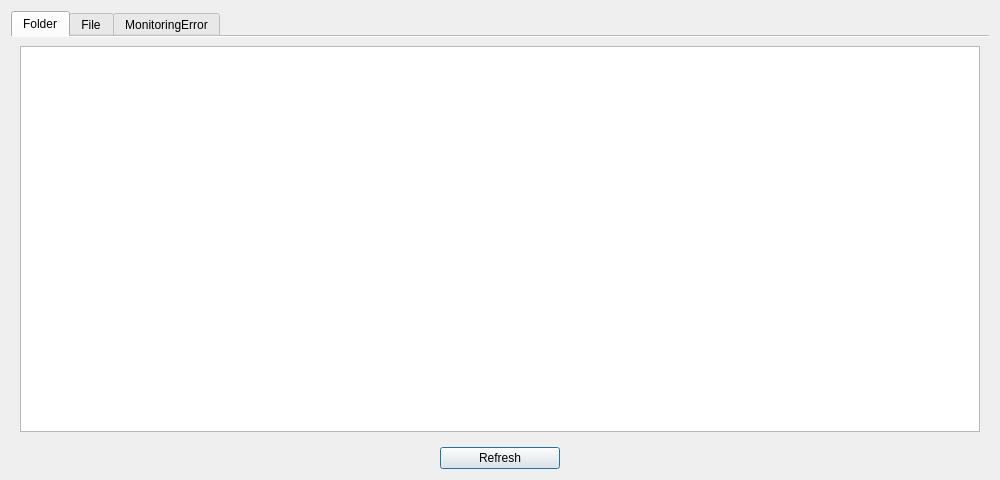
First picture: the form in Gui/Dialogs/DialogDebugFileMonitor.ui, repository fxdeniz/NeSync, before the edit.
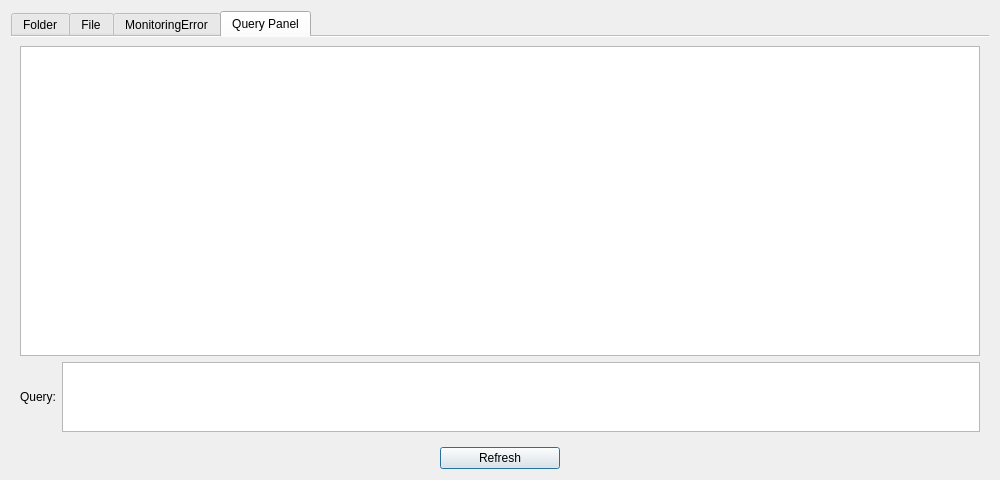
Second picture: the form after the edit.

Commit message: QueryPanel added to `DialogDebugFileMonitor`

Diff of the .ui file:
```diff
--- a/Gui/Dialogs/DialogDebugFileMonitor.ui
+++ b/Gui/Dialogs/DialogDebugFileMonitor.ui
@@ -23,7 +23,7 @@
    <item>
     <widget class="QTabWidget" name="tabWidget">
      <property name="currentIndex">
-      <number>0</number>
+      <number>3</number>
      </property>
      <property name="documentMode">
       <bool>true</bool>
@@ -66,6 +66,30 @@
        </item>
       </layout>
      </widget>
+     <widget class="QWidget" name="tabQuery">
+      <attribute name="title">
+       <string>Query Panel</string>
+      </attribute>
+      <layout class="QVBoxLayout" name="verticalLayout_5" stretch="5,1">
+       <item>
+        <widget class="QTableView" name="tableViewQuery"/>
+       </item>
+       <item>
+        <layout class="QHBoxLayout" name="horizontalLayout_2" stretch="0,0">
+         <item>
+          <widget class="QLabel" name="labelQuery">
+           <property name="text">
+            <string>Query:</string>
+           </property>
+          </widget>
+         </item>
+         <item>
+          <widget class="QTextEdit" name="textEditQuery"/>
+         </item>
+        </layout>
+       </item>
+      </layout>
+     </widget>
     </widget>
    </item>
    <item>
```
Left out of the diff: 2 changed lines with no effect on the pictures. The commit also changes 2 other files.
